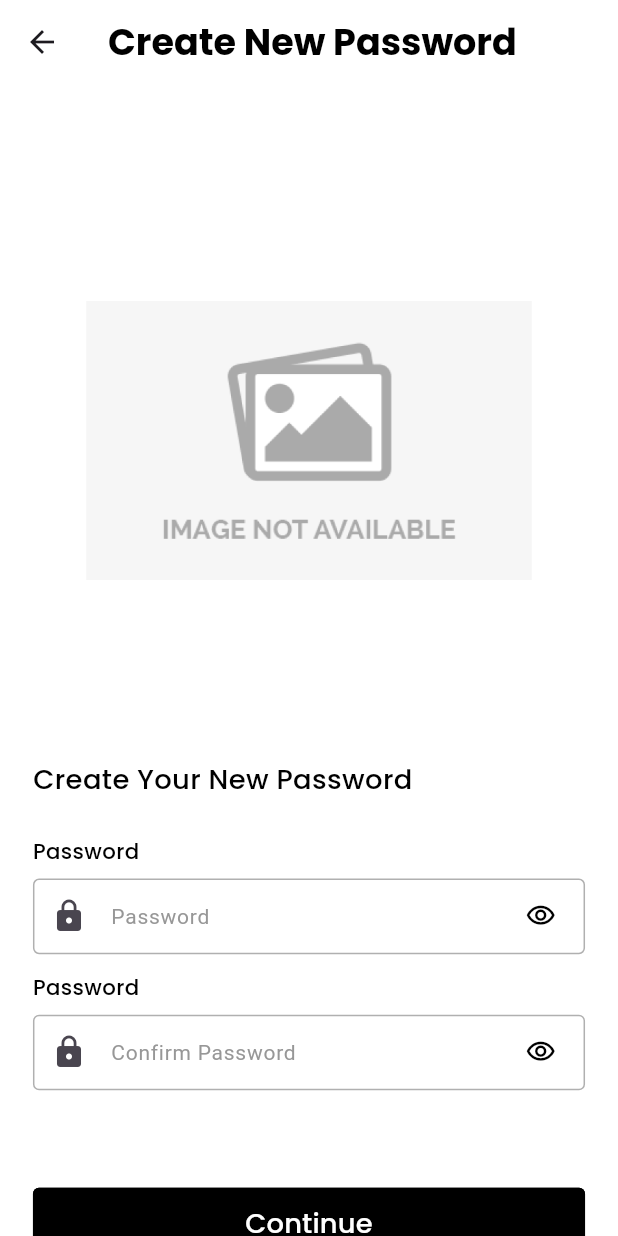
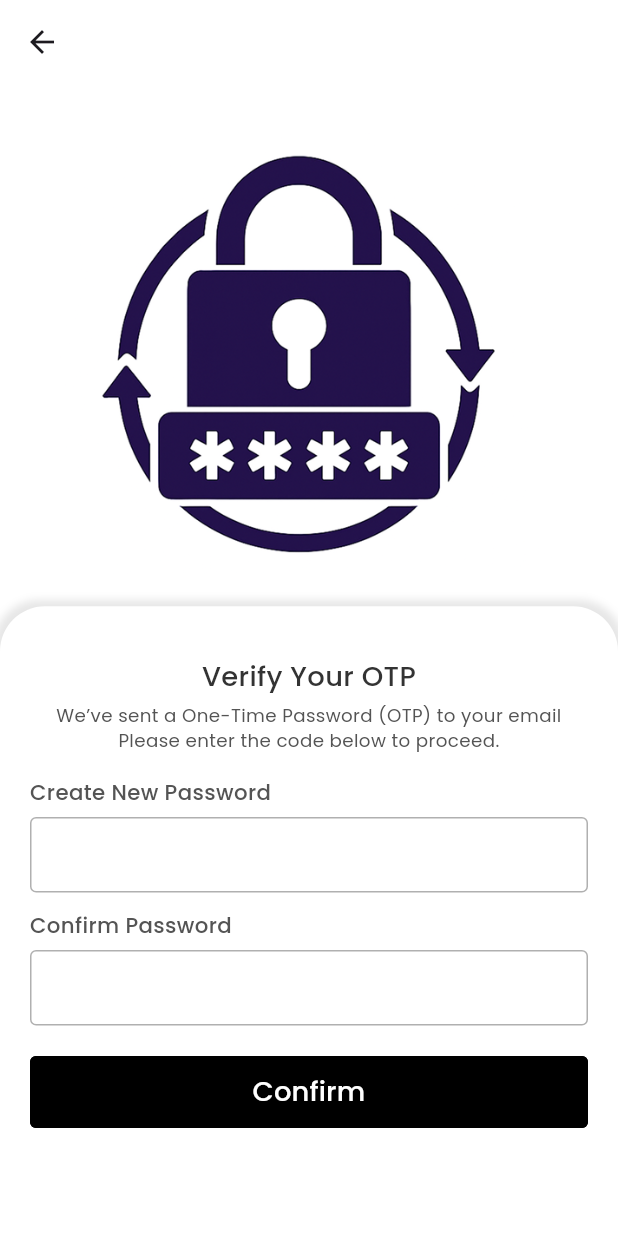
Before and after one commit to naimulhassan2001/flutter-boilerplate, a Flutter app: the CreatePassword screen opened by its route, on a phone screen of 412 x 824 dp. Run offline on Flutter 3.47's test engine with Material 3 defaults, Android fonts, the phone set to English and light mode, and no system bars; our stand-ins replace cached_network_image, dio, flutter_dotenv, flutter_html, flutter_local_notifications, flutter_screenutil and 10 more; accounts and stored records are empty; network calls fail; project files that could hold a hidden picture were left out.

Commit message:
add some auth screen

```diff
--- a/lib/config/route/app_routes.dart
+++ b/lib/config/route/app_routes.dart
@@ -1,5 +1,4 @@
 import 'package:get/get.dart';
-import 'package:new_untitled/features/language/screen/language_screen.dart';
 import '../../features/auth/change_password/presentation/screen/change_password_screen.dart';
 import '../../features/auth/forgot password/presentation/screen/create_password.dart';
 import '../../features/auth/forgot password/presentation/screen/forgot_password.dart';
--- a/lib/features/auth/forgot password/presentation/screen/create_password.dart
+++ b/lib/features/auth/forgot password/presentation/screen/create_password.dart
@@ -6,11 +6,11 @@ import '../../../../../component/button/common_button.dart';
 import '../../../../../component/image/common_image.dart';
 import '../../../../../component/text/common_text.dart';
 import '../../../../../component/text_field/common_text_field.dart';
+import '../../../../../utils/constants/app_colors.dart';
 import '../controller/forget_password_controller.dart';
 import '../../../../../../../utils/constants/app_images.dart';
 import '../../../../../../../utils/constants/app_string.dart';
 import '../../../../../../../utils/helpers/other_helper.dart';
-
 
 class CreatePassword extends StatelessWidget {
   CreatePassword({super.key});
@@ -19,79 +19,99 @@ class CreatePassword extends StatelessWidget {
 
   @override
   Widget build(BuildContext context) {
+    return GetBuilder<ForgetPasswordController>(
+      builder: (controller) {
         return Scaffold(
-      /// App Bar Section starts here
-      appBar: AppBar(
-        title: const CommonText(
-          text: AppString.createNewPassword,
-          fontWeight: FontWeight.w700,
-          fontSize: 24,
+          /// App Bar Section
+          appBar: AppBar(),
+
+          /// body section
+          body: Stack(
+            children: [
+              SizedBox(
+                height: Get.height,
+                width: Get.width,
+                child: Column(
+                  children: [
+                    30.height,
+                    Padding(
+                      padding: const EdgeInsets.symmetric(horizontal: 40),
+                      child: CommonImage(imageSrc: AppImages.createPassword),
+                    ),
+                  ],
                 ),
               ),
 
-      /// Body Section starts here
-      body: GetBuilder<ForgetPasswordController>(
-        builder: (controller) {
-          return SingleChildScrollView(
-            padding: EdgeInsets.symmetric(horizontal: 20.w, vertical: 24.h),
+              Positioned(
+                bottom: 0,
+                left: 0,
+                right: 0,
+                child: Container(
+                  padding: EdgeInsets.only(
+                    left: 20,
+                    right: 20,
+                    top: 34,
+                    bottom: 72,
+                  ),
+                  decoration: BoxDecoration(
+                    color: Colors.white,
+                    borderRadius: BorderRadius.only(
+                      topLeft: Radius.circular(30),
+                      topRight: Radius.circular(30),
+                    ),
+                    boxShadow: [
+                      BoxShadow(
+                        color: Color(0xff9D9D9D).withOpacity(0.25),
+                        blurRadius: 4,
+                        spreadRadius: 4,
+                      ),
+                    ],
+                  ),
                   child: Form(
                     key: formKey,
                     child: Column(
                       crossAxisAlignment: CrossAxisAlignment.start,
                       children: [
-                  64.height,
-
-                  /// Reset password image here
-                  const Center(
-                    child: CommonImage(
-                      imageSrc: AppImages.noImage,
-                      height: 297,
-                      width: 297,
-                    ),
+                        /// forget password take email for reset Password
+                        const CommonText(
+                          text: AppString.verifyYourOTP,
+                          bottom: 4,
+                          fontSize: 18,
+                          color: AppColors.black_400,
+                        ).center,
+                        const CommonText(
+                          text: AppString.verifyYourOTPDetails,
+                          bottom: 16,
+                          color: AppColors.black_300,
+                          fontSize: 12,
+                          fontWeight: FontWeight.w400,
+                          maxLines: 3,
                         ),
 
-                  /// Instruction of Creating New Password
-                  const CommonText(
-                    text: AppString.createYourNewPassword,
-                    fontSize: 18,
-                    textAlign: TextAlign.start,
-                    top: 64,
-                    bottom: 24,
+                        CommonText(
+                          text: AppString.createNewPassword,
+                          color: AppColors.black_300,
+                          bottom: 6,
+                        ),
+                        CommonTextField(
+                          controller: controller.passwordController,
                         ),
 
-                  /// New Password here
-                  const CommonText(text: AppString.password, bottom: 8),
-                  CommonTextField(
-                    controller: controller.passwordController,
-                    prefixIcon: const Icon(Icons.lock),
-                    hintText: AppString.password,
-                    isPassword: true,
-                    validator: OtherHelper.passwordValidator,
-                  ),
-
-                  /// Confirm Password here
-                  const CommonText(
-                    text: AppString.password,
-                    bottom: 8,
+                        CommonText(
+                          text: AppString.confirmPassword,
                           top: 12,
+                          bottom: 6,
+                          color: AppColors.black_300,
                         ),
                         CommonTextField(
                           controller: controller.confirmPasswordController,
-                    prefixIcon: const Icon(Icons.lock),
-                    hintText: AppString.confirmPassword,
-                    validator:
-                        (value) => OtherHelper.confirmPasswordValidator(
-                          value,
-                          controller.passwordController,
                         ),
-                    isPassword: true,
-                  ),
-                  64.height,
 
-                  /// Submit Button here
+                        20.height,
                         CommonButton(
-                    titleText: AppString.continues,
-                    isLoading: controller.isLoadingReset,
+                          titleText: AppString.confirm,
+                          isLoading: controller.isLoadingEmail,
+                          titleColor: AppColors.white_500,
                           onTap: () {
                             if (formKey.currentState!.validate()) {
                               controller.resetPasswordRepo();
@@ -101,9 +121,12 @@ class CreatePassword extends StatelessWidget {
                       ],
                     ),
                   ),
+                ),
+              ),
+            ],
+          ),
         );
       },
-      ),
     );
   }
 }
--- a/lib/features/language/screen/language_screen.dart
+++ b/lib/features/language/screen/language_screen.dart
@@ -1,6 +1,5 @@
 import 'package:flutter/material.dart';
 import 'package:flutter_screenutil/flutter_screenutil.dart';
-import 'package:get/get.dart';
 import 'package:new_untitled/component/button/common_button.dart';
 import 'package:new_untitled/component/image/common_image.dart';
 import 'package:new_untitled/component/text/common_text.dart';
@@ -8,8 +7,6 @@ import 'package:new_untitled/utils/constants/app_colors.dart';
 import 'package:new_untitled/utils/constants/app_images.dart';
 import 'package:new_untitled/utils/constants/app_string.dart';
 import 'package:new_untitled/utils/extensions/extension.dart';
-
-import '../../../config/route/app_routes.dart';
 import '../../onboarding_screen/widgets/indicatior.dart';
 
 class LanguageScreen extends StatelessWidget {
@@ -62,7 +59,7 @@ class LanguageScreen extends StatelessWidget {
         ),
       ),
       bottomNavigationBar: Padding(
-        padding: EdgeInsetsGeometry.only(bottom: 62.h, left: 20.w, right: 20.w),
+        padding: EdgeInsets.only(bottom: 62.h, left: 20.w, right: 20.w),
         child: CommonButton(
           onTap:
               () => controller.nextPage(
--- a/lib/features/splash/splash_screen.dart
+++ b/lib/features/splash/splash_screen.dart
@@ -3,7 +3,6 @@ import 'package:flutter_screenutil/flutter_screenutil.dart';
 import 'package:new_untitled/component/button/common_button.dart';
 import 'package:new_untitled/component/text/common_text.dart';
 import 'package:new_untitled/utils/constants/app_colors.dart';
-import 'package:new_untitled/utils/constants/app_icons.dart';
 import 'package:new_untitled/utils/constants/app_string.dart';
 import 'package:new_untitled/utils/extensions/extension.dart';
 import '../../../../config/route/app_routes.dart';
@@ -33,7 +32,7 @@ class SplashScreen extends StatelessWidget {
       ),
 
       bottomNavigationBar: Padding(
-        padding: EdgeInsetsGeometry.only(bottom: 62.h, left: 20.w, right: 20.w),
+        padding: EdgeInsets.only(bottom: 62.h, left: 20.w, right: 20.w),
         child: CommonButton(
           onTap: () {
             // if (LocalStorage.isLogIn) {
--- a/lib/utils/constants/app_icons.dart
+++ b/lib/utils/constants/app_icons.dart
@@ -26,4 +26,6 @@ class AppIcons {
   static const String success = "$baseurl/success.svg";
   static const String symaptoms = "$baseurl/symaptoms.svg";
   static const String upload = "$baseurl/upload.svg";
+  static const String apple = "$baseurl/apple.svg";
+  static const String google = "$baseurl/google.svg";
 }
--- a/lib/utils/constants/app_string.dart
+++ b/lib/utils/constants/app_string.dart
@@ -21,7 +21,7 @@ class AppString {
   static const String currentPassword = "Current Password";
   static const String newPassword = "New Password";
   static const String confirmPassword = "Confirm Password";
-  static const String forgotPassword = "Forgot Password";
+  static const String forgotPassword = "Forgot Your Password!";
   static const String confirm = "Confirm";
   static const String createNewPassword = "Create New Password";
   static const String createYourNewPassword = "Create Your New Password";
@@ -31,14 +31,15 @@ class AppString {
   static const String codeHasBeenSendTo = "Code has been send to";
   static const String otpIsInValid = "Otp is inValid";
   static const String resendCode = "Resend Code";
-  static const String resendCodeIn = "Resend code in";
+  static const String resendCodeIn = "Resend in";
   static const String minute = "minute";
   static const String verify = "Verify";
   static const String logIntoYourAccount = "Login to Your Account";
   static const String forgotThePassword = "Forgot password";
   static const String signIn = "Sign in";
-  static const String doNotHaveAccount = "Don’t have an account";
+  static const String doNotHaveAccount = "Don’t have an account? ";
   static const String signUp = "Sign up";
+  static const String createAccount = "Create Account";
   static const String alreadyHaveAccount = "Already have an account";
   static const String fullName = "Full Name";
   static const String createYourAccount = "Create Your Account";
@@ -65,7 +66,7 @@ class AppString {
   static const String badResponseRequest = "Bad Response Request";
   static const String requestTimeOut = "Request Time Out";
   static const String thisFieldIsRequired = "This field is required";
-  static const String enterValidEmail = "Enter valid email";
+  static const String enterValidEmail = "Enter Your E-mail";
   static const String passwordMustBeeEightCharacters =
       "Password must be 8 characters & contain both alphabets and numerics";
   static const String thePasswordDoesNotMatch = "The password does not match";
```
Also changed, not shown: lib/features/auth/forgot password/presentation/screen/forgot_password.dart (+71 -24 lines), lib/features/auth/forgot password/presentation/screen/verify_screen.dart (+82 -51 lines), lib/features/auth/sign in/presentation/screen/sign_in_screen.dart (+14 -3 lines), lib/features/auth/sign in/presentation/widgets/do_not_account.dart (+9 -10 lines), lib/features/onboarding_screen/screen/onboarding_screen.dart (+0 -7 lines), assets/icons/apple.svg (added), assets/icons/google.svg (added). Lines whose indentation alone changed are shown as unchanged.
